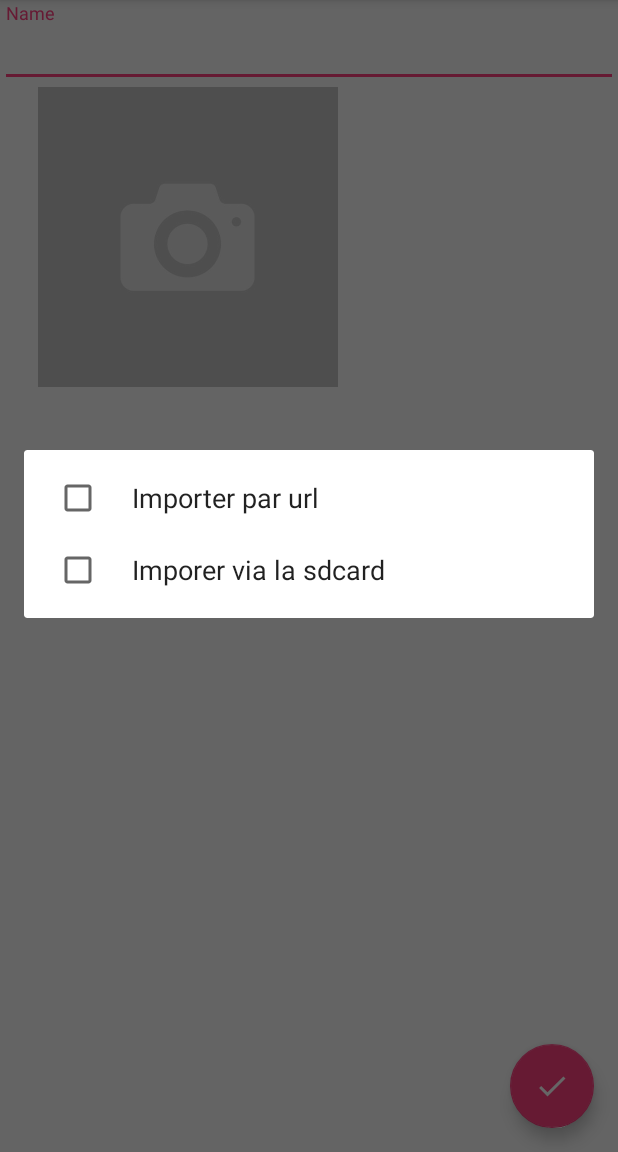
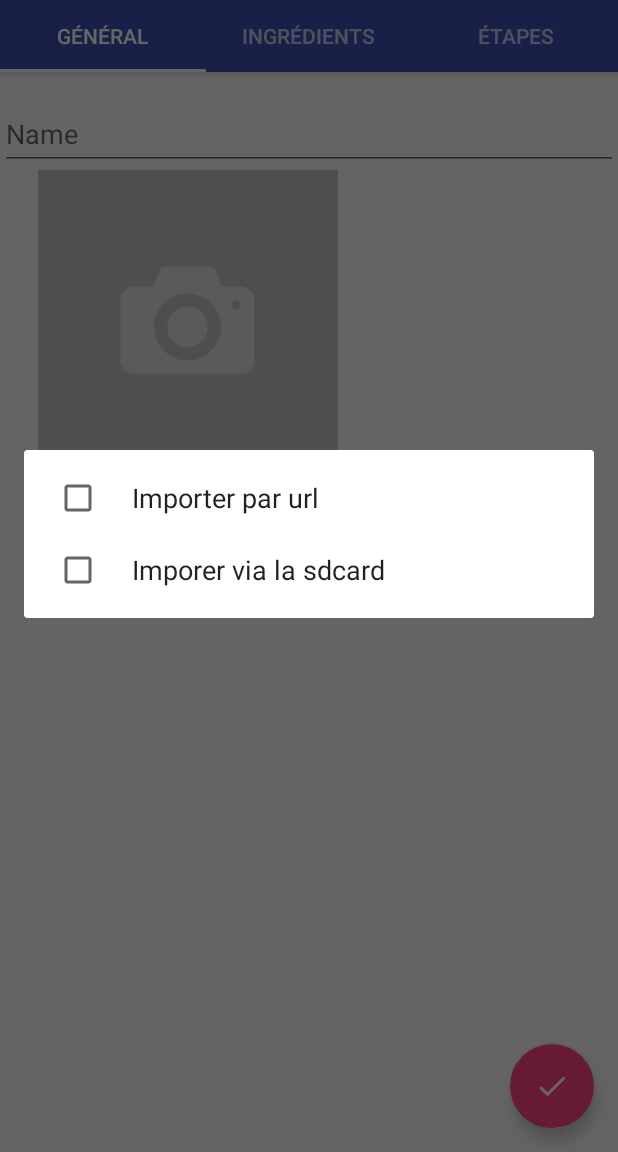
Before and after one commit to BillyBoy26/Recipes, an Android app: the RecipeCreate screen opened directly, with no data from a screen before it, after a tap on an icon or button, on a phone screen of 412 x 824 dp, the part 84-1236 px from its top. Run offline under Robolectric (Android 15) with nearby library versions, the phone set to English and light mode, and no system bars.

Commit message:
tab création de recette

```diff
--- a/app/src/main/java/com/example/benjamin/recettes/DrawerActivity.java
+++ b/app/src/main/java/com/example/benjamin/recettes/DrawerActivity.java
@@ -12,6 +12,7 @@ import android.support.v7.app.ActionBarDrawerToggle;
 import android.support.v7.app.AppCompatActivity;
 import android.support.v7.widget.Toolbar;
 import android.view.MenuItem;
+import android.view.View;
 
 public class DrawerActivity extends AppCompatActivity implements NavigationView.OnNavigationItemSelectedListener {
 
@@ -35,6 +36,11 @@ public class DrawerActivity extends AppCompatActivity implements NavigationView.
 
         navigationView = (NavigationView) findViewById(R.id.nav_view);
         navigationView.setNavigationItemSelectedListener(this);
+    }
+
+    public void enableTabs() {
+        View viewById = findViewById(R.id.tabLayout);
+        viewById.setVisibility(View.VISIBLE);
     }
 
     @Override
--- /dev/null
+++ b/app/src/main/java/com/example/benjamin/recettes/FragmentGeneral.java
@@ -0,0 +1,18 @@
+package com.example.benjamin.recettes;
+
+import android.os.Bundle;
+import android.support.annotation.Nullable;
+import android.support.v4.app.Fragment;
+import android.view.LayoutInflater;
+import android.view.View;
+import android.view.ViewGroup;
+
+public class FragmentGeneral  extends Fragment{
+
+
+    @Nullable
+    @Override
+    public View onCreateView(LayoutInflater inflater, @Nullable ViewGroup container, @Nullable Bundle savedInstanceState) {
+        return inflater.inflate(R.layout.recipe_create_general, container,false);
+    }
+}
--- /dev/null
+++ b/app/src/main/java/com/example/benjamin/recettes/FragmentIngredients.java
@@ -0,0 +1,18 @@
+package com.example.benjamin.recettes;
+
+import android.os.Bundle;
+import android.support.annotation.Nullable;
+import android.support.v4.app.Fragment;
+import android.view.LayoutInflater;
+import android.view.View;
+import android.view.ViewGroup;
+
+public class FragmentIngredients extends Fragment {
+
+
+    @Nullable
+    @Override
+    public View onCreateView(LayoutInflater inflater, @Nullable ViewGroup container, @Nullable Bundle savedInstanceState) {
+        return inflater.inflate(R.layout.recipe_create_ingredients,container,false);
+    }
+}
--- /dev/null
+++ b/app/src/main/java/com/example/benjamin/recettes/FragmentSteps.java
@@ -0,0 +1,16 @@
+package com.example.benjamin.recettes;
+
+import android.os.Bundle;
+import android.support.annotation.Nullable;
+import android.support.v4.app.Fragment;
+import android.view.LayoutInflater;
+import android.view.View;
+import android.view.ViewGroup;
+
+public class FragmentSteps extends Fragment {
+    @Nullable
+    @Override
+    public View onCreateView(LayoutInflater inflater, @Nullable ViewGroup container, @Nullable Bundle savedInstanceState) {
+        return inflater.inflate(R.layout.recipe_create_steps, container, false);
+    }
+}
--- a/app/src/main/java/com/example/benjamin/recettes/RecipeCreate.java
+++ b/app/src/main/java/com/example/benjamin/recettes/RecipeCreate.java
@@ -6,7 +6,9 @@ import android.net.Uri;
 import android.os.Bundle;
 import android.support.annotation.Nullable;
 import android.support.design.widget.FloatingActionButton;
+import android.support.design.widget.TabLayout;
 import android.support.v4.content.ContextCompat;
+import android.support.v4.view.ViewPager;
 import android.view.Menu;
 import android.view.MenuItem;
 import android.view.View;
@@ -25,12 +27,21 @@ public class RecipeCreate extends DrawerActivity {
     private EditText txtName;
     private ImageInputView imageView;
     private Recipe recipe;
+    private ViewPager viewPager;
+    private TabLayout tabLayout;
 
     @Override
     public void onCreate(@Nullable Bundle savedInstanceState) {
         super.onCreate(savedInstanceState);
+        enableTabs();
         FrameLayout contentFrameLayout = (FrameLayout) findViewById(R.id.content_frame);
         getLayoutInflater().inflate(R.layout.recipe_create_form, contentFrameLayout);
+
+        viewPager = (ViewPager) findViewById(R.id.viewpager);
+        setupViewPager(viewPager);
+
+        tabLayout = (TabLayout) findViewById(R.id.tabLayout);
+        tabLayout.setupWithViewPager(viewPager);
 
         txtName = (EditText) findViewById(R.id.name);
         imageView = (ImageInputView) findViewById(R.id.image);
@@ -55,6 +66,14 @@ public class RecipeCreate extends DrawerActivity {
                 startActivity(new Intent(RecipeCreate.this, RecipesActivity.class));
             }
         });
+    }
+    private void setupViewPager(ViewPager viewPager) {
+
+        ViewPagerAdapter adapter = new ViewPagerAdapter(getSupportFragmentManager());
+        adapter.addFragment(new FragmentGeneral(),getString(R.string.general));
+        adapter.addFragment(new FragmentIngredients(),getString(R.string.ingredients));
+        adapter.addFragment(new FragmentSteps(),getString(R.string.steps));
+        viewPager.setAdapter(adapter);
     }
 
     private void fillRecipe() {
--- a/app/src/main/res/layout/drawer_layout.xml
+++ b/app/src/main/res/layout/drawer_layout.xml
@@ -26,6 +26,18 @@
                 android:layout_height="?attr/actionBarSize"
                 android:background="?attr/colorPrimary"
                 app:popupTheme="@style/AppTheme.PopupOverlay" />
+
+            <android.support.design.widget.TabLayout
+                android:layout_height="wrap_content"
+                android:layout_width="match_parent"
+                app:tabGravity="fill"
+                app:tabMode="fixed"
+                android:id="@+id/tabLayout"
+                android:theme="@style/ThemeOverlay.AppCompat.Dark.ActionBar"
+                android:background="?attr/colorPrimary"
+                app:tabIndicatorColor="@android:color/white"
+                android:visibility="gone"
+                />
         </android.support.design.widget.AppBarLayout>
 
         <FrameLayout
--- a/app/src/main/res/layout/recipe_create_form.xml
+++ b/app/src/main/res/layout/recipe_create_form.xml
@@ -1,27 +1,16 @@
 <?xml version="1.0" encoding="utf-8"?>
-<LinearLayout xmlns:android="http://schemas.android.com/apk/res/android"
-    android:orientation="vertical" android:layout_width="match_parent"
-    android:layout_height="match_parent"
-    android:paddingTop="58dp">
+<android.support.design.widget.CoordinatorLayout
+    android:layout_height="wrap_content"
+    android:layout_width="match_parent"
+    xmlns:android="http://schemas.android.com/apk/res/android"
+    xmlns:app="http://schemas.android.com/apk/res-auto"
+    android:paddingTop="55dp"
+    >
 
+    <android.support.v4.view.ViewPager
+        android:id="@+id/viewpager"
+        android:layout_width="match_parent"
+        android:layout_height="match_parent"
+        app:layout_behavior="@string/appbar_scrolling_view_behavior"/>
 
-    <android.support.design.widget.TextInputLayout
-        android:layout_width="match_parent"
-        android:layout_height="wrap_content">
-        <EditText
-            android:layout_width="match_parent"
-            android:layout_height="wrap_content"
-            android:id="@+id/name"
-            android:hint="@string/name"/>
-
-    </android.support.design.widget.TextInputLayout>
-
-    <com.example.benjamin.recettes.views.ImageInputView
-        android:id="@+id/image"
-        android:layout_width="250dp"
-        android:layout_height="200dp"
-        />
-
-
-
-</LinearLayout>
+</android.support.design.widget.CoordinatorLayout>
--- /dev/null
+++ b/app/src/main/res/layout/recipe_create_general.xml
@@ -0,0 +1,24 @@
+<?xml version="1.0" encoding="utf-8"?>
+<LinearLayout xmlns:android="http://schemas.android.com/apk/res/android"
+    android:orientation="vertical" android:layout_width="match_parent"
+    android:layout_height="wrap_content"
+    android:paddingTop="58dp">
+
+
+        <android.support.design.widget.TextInputLayout
+            android:layout_width="match_parent"
+            android:layout_height="wrap_content">
+            <EditText
+                android:layout_width="match_parent"
+                android:layout_height="wrap_content"
+                android:id="@+id/name"
+                android:hint="@string/name"/>
+
+        </android.support.design.widget.TextInputLayout>
+
+        <com.example.benjamin.recettes.views.ImageInputView
+            android:id="@+id/image"
+            android:layout_width="250dp"
+            android:layout_height="200dp"
+            />
+</LinearLayout>
--- /dev/null
+++ b/app/src/main/res/layout/recipe_create_ingredients.xml
@@ -0,0 +1,8 @@
+<?xml version="1.0" encoding="utf-8"?>
+<LinearLayout xmlns:android="http://schemas.android.com/apk/res/android"
+    android:orientation="vertical" android:layout_width="match_parent"
+    android:layout_height="wrap_content"
+    android:paddingTop="58dp">
+
+
+</LinearLayout>
--- /dev/null
+++ b/app/src/main/res/layout/recipe_create_steps.xml
@@ -0,0 +1,8 @@
+<?xml version="1.0" encoding="utf-8"?>
+<LinearLayout xmlns:android="http://schemas.android.com/apk/res/android"
+    android:orientation="vertical" android:layout_width="match_parent"
+    android:layout_height="wrap_content"
+    android:paddingTop="58dp">
+
+            />
+</LinearLayout>
--- a/app/src/main/res/values/colors.xml
+++ b/app/src/main/res/values/colors.xml
@@ -4,4 +4,5 @@
     <color name="colorPrimaryDark">#303F9F</color>
     <color name="colorAccent">#FF4081</color>
     <color name="colorPrimaryLight">#7986CB</color>
+    <color name="textColorPrimary">#FFFFFF</color>
 </resources>
--- a/app/src/main/res/values/strings.xml
+++ b/app/src/main/res/values/strings.xml
@@ -16,4 +16,7 @@
     <string name="importBySdcard">Imporer via la sdcard</string>
     <string name="cancel">Annuler</string>
     <string name="ok">OK</string>
+    <string name="general">Général</string>
+    <string name="ingredients">Ingrédients</string>
+    <string name="steps">étapes</string>
 </resources>
```
